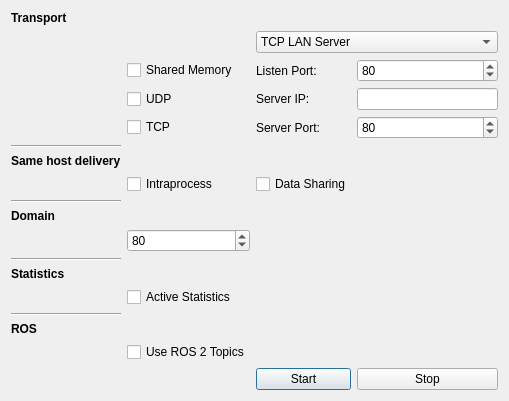
Qt form forms/participantdialog.ui (eProsima/ShapesDemo) before a commit.
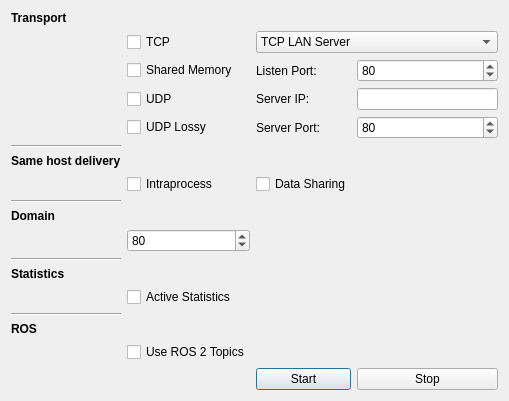
The same form after that commit.

Commit message: Add UDP lossy transport

The edit to the form file:
```diff
--- a/forms/participantdialog.ui
+++ b/forms/participantdialog.ui
@@ -151,6 +151,13 @@
      </property>
     </widget>
    </item>
+   <item row="9" column="1">
+    <widget class="QCheckBox" name="UDPLossycheckBox">
+     <property name="text">
+      <string>UDP Lossy</string>
+     </property>
+    </widget>
+   </item>
    <item row="20" column="1">
     <widget class="QCheckBox" name="statisticsCheckBox">
      <property name="toolTip">
@@ -188,7 +195,7 @@
      </property>
     </widget>
    </item>
-   <item row="9" column="1">
+   <item row="5" column="1">
     <widget class="QCheckBox" name="TCPcheckBox">
      <property name="text">
       <string>TCP</string>
```
The commit also changes 4 other files.
